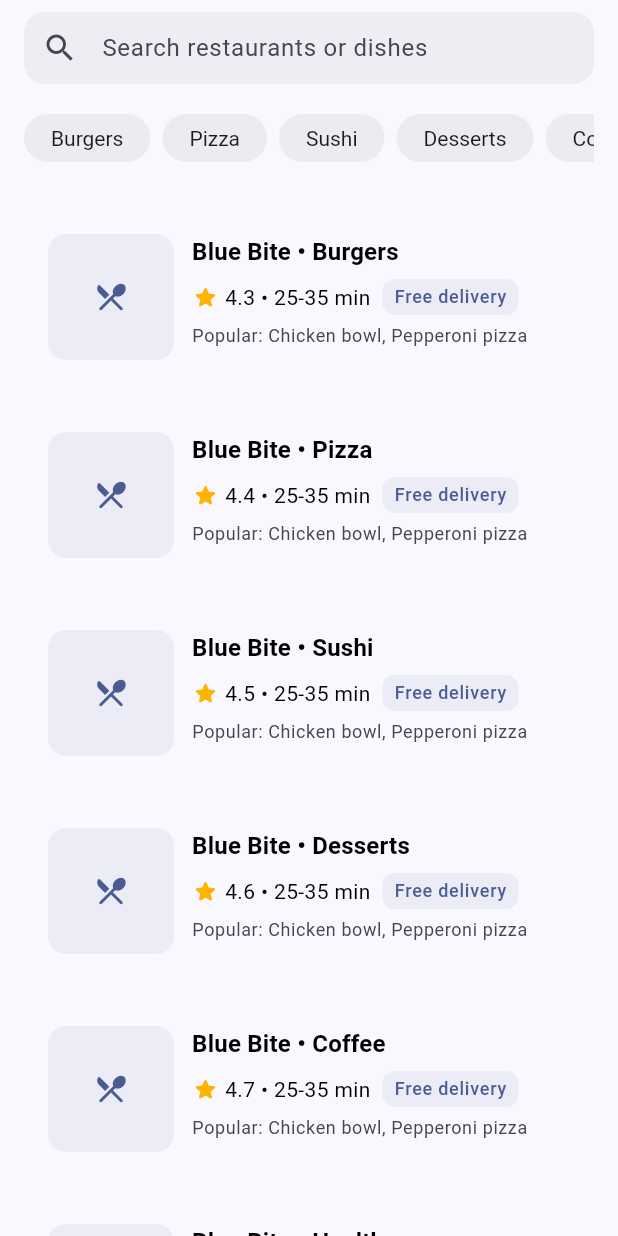
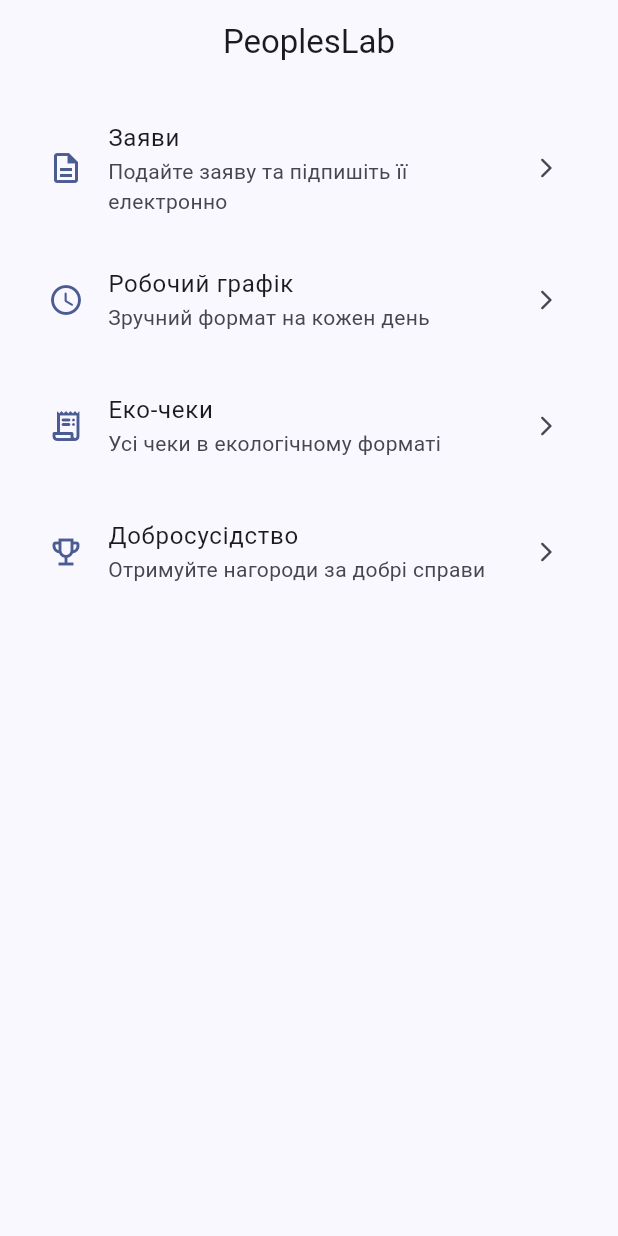
Before and after one commit to userino616/peopleslab-mobile, a Flutter app: the HomePage screen opened directly, on a phone screen of 412 x 824 dp. Run offline on Flutter 3.47's test engine with Material 3 defaults, Android fonts, the phone set to English and light mode, and no system bars; our stand-ins replace flutter_riverpod, flutter_secure_storage, go_router, google_sign_in, logger, sign_in_with_apple; missing offline and left inert: grpc, peopleslab_api; accounts and stored records are empty.

Commit message:
feat: add demo screens for applications, schedule, receipts, and gamification

```diff
--- a/lib/features/home/presentation/home_page.dart
+++ b/lib/features/home/presentation/home_page.dart
@@ -1,153 +1,90 @@
 import 'package:flutter/material.dart';
 import 'package:flutter_riverpod/flutter_riverpod.dart';
-import 'package:peopleslab/common/widgets/search_field.dart';
-import 'package:peopleslab/app/bottom_nav.dart';
+import 'package:peopleslab/features/demo/presentation/applications_page.dart';
+import 'package:peopleslab/features/demo/presentation/gamification_page.dart';
+import 'package:peopleslab/features/demo/presentation/receipts_page.dart';
+import 'package:peopleslab/features/demo/presentation/schedule_page.dart';
 
 class HomePage extends ConsumerWidget {
   const HomePage({super.key});
 
   @override
   Widget build(BuildContext context, WidgetRef ref) {
-    final theme = Theme.of(context);
-    final colorScheme = theme.colorScheme;
-    final categories = const [
-      'Burgers',
-      'Pizza',
-      'Sushi',
-      'Desserts',
-      'Coffee',
-      'Healthy',
-    ];
     return Scaffold(
-      body: SafeArea(
-        child: CustomScrollView(
-          slivers: [
-            SliverToBoxAdapter(
-              child: Padding(
-                padding: const EdgeInsets.fromLTRB(16, 8, 16, 8),
-                child: Column(
-                  crossAxisAlignment: CrossAxisAlignment.start,
+      appBar: AppBar(title: const Text('PeoplesLab')),
+      body: ListView(
+        padding: const EdgeInsets.all(16),
         children: [
-                    AppSearchField(
-                      hintText: 'Search restaurants or dishes',
-                      onChanged: (_) {},
+          _FeatureCard(
+            title: 'Заяви',
+            subtitle: 'Подайте заяву та підпишіть її електронно',
+            icon: Icons.description_outlined,
             onTap: () {
-                        // Open Search tab when tapping the search field
-                        ref.read(bottomNavIndexProvider.notifier).state = 1;
+              Navigator.of(context).push(
+                MaterialPageRoute(builder: (_) => const ApplicationsPage()),
+              );
             },
-                      readOnly: true,
           ),
-                    const SizedBox(height: 12),
-                    SingleChildScrollView(
-                      scrollDirection: Axis.horizontal,
-                      child: Row(
-                        children: [
-                          for (final c in categories)
-                            Padding(
-                              padding: const EdgeInsets.only(right: 8),
-                              child: FilterChip(
-                                label: Text(c),
-                                onSelected: (_) {},
+          _FeatureCard(
+            title: 'Робочий графік',
+            subtitle: 'Зручний формат на кожен день',
+            icon: Icons.schedule_rounded,
+            onTap: () {
+              Navigator.of(context).push(
+                MaterialPageRoute(builder: (_) => const WorkSchedulePage()),
+              );
+            },
           ),
+          _FeatureCard(
+            title: 'Еко-чеки',
+            subtitle: 'Усі чеки в екологічному форматі',
+            icon: Icons.receipt_long_rounded,
+            onTap: () {
+              Navigator.of(context).push(
+                MaterialPageRoute(builder: (_) => const ReceiptsPage()),
+              );
+            },
           ),
-                        ],
-                      ),
-                    ),
-                    const SizedBox(height: 8),
-                  ],
-                ),
-              ),
-            ),
-            SliverList.builder(
-              itemCount: 6,
-              itemBuilder: (context, index) {
-                return Padding(
-                  padding: const EdgeInsets.symmetric(
-                    horizontal: 16.0,
-                    vertical: 8,
-                  ),
-                  child: Card(
-                    child: Padding(
-                      padding: const EdgeInsets.all(12.0),
-                      child: Row(
-                        crossAxisAlignment: CrossAxisAlignment.start,
-                        children: [
-                          ClipRRect(
-                            borderRadius: BorderRadius.circular(12),
-                            child: Container(
-                              width: 84,
-                              height: 84,
-                              color: colorScheme.primary.withValues(
-                                alpha: 0.08,
-                              ),
-                              child: Icon(
-                                Icons.restaurant_menu_rounded,
-                                color: colorScheme.primary,
-                              ),
-                            ),
-                          ),
-                          const SizedBox(width: 12),
-                          Expanded(
-                            child: Column(
-                              crossAxisAlignment: CrossAxisAlignment.start,
-                              children: [
-                                Text(
-                                  'Blue Bite • ${categories[index % categories.length]}',
-                                  style: theme.textTheme.titleMedium?.copyWith(
-                                    fontWeight: FontWeight.w600,
-                                  ),
-                                ),
-                                const SizedBox(height: 6),
-                                Row(
-                                  children: [
-                                    Icon(
-                                      Icons.star_rounded,
-                                      size: 18,
-                                      color: Colors.amber[600],
-                                    ),
-                                    const SizedBox(width: 4),
-                                    Text('4.${(index + 3) % 10} • 25-35 min'),
-                                    const SizedBox(width: 8),
-                                    Container(
-                                      padding: const EdgeInsets.symmetric(
-                                        horizontal: 8,
-                                        vertical: 4,
-                                      ),
-                                      decoration: BoxDecoration(
-                                        color: colorScheme.primary.withValues(
-                                          alpha: 0.08,
-                                        ),
-                                        borderRadius: BorderRadius.circular(8),
-                                      ),
-                                      child: Text(
-                                        'Free delivery',
-                                        style: theme.textTheme.labelMedium
-                                            ?.copyWith(
-                                              color: colorScheme.primary,
-                                            ),
-                                      ),
-                                    ),
-                                  ],
-                                ),
-                                const SizedBox(height: 6),
-                                Text(
-                                  'Popular: Chicken bowl, Pepperoni pizza',
-                                  style: theme.textTheme.bodySmall?.copyWith(
-                                    color: theme.colorScheme.onSurfaceVariant,
-                                  ),
-                                ),
-                              ],
-                            ),
-                          ),
-                        ],
-                      ),
-                    ),
-                  ),
+          _FeatureCard(
+            title: 'Добросусідство',
+            subtitle: 'Отримуйте нагороди за добрі справи',
+            icon: Icons.emoji_events_outlined,
+            onTap: () {
+              Navigator.of(context).push(
+                MaterialPageRoute(builder: (_) => const GamificationPage()),
               );
             },
           ),
         ],
       ),
+    );
+  }
+}
+
+class _FeatureCard extends StatelessWidget {
+  final String title;
+  final String subtitle;
+  final IconData icon;
+  final VoidCallback onTap;
+
+  const _FeatureCard({
+    required this.title,
+    required this.subtitle,
+    required this.icon,
+    required this.onTap,
+  });
+
+  @override
+  Widget build(BuildContext context) {
+    final color = Theme.of(context).colorScheme.primary;
+    return Card(
+      margin: const EdgeInsets.only(bottom: 12),
+      child: ListTile(
+        leading: Icon(icon, color: color),
+        title: Text(title),
+        subtitle: Text(subtitle),
+        trailing: const Icon(Icons.arrow_forward_ios_rounded, size: 16),
+        onTap: onTap,
       ),
     );
   }
```
Also changed, not shown: lib/features/demo/presentation/applications_page.dart (added, +35 -0 lines), lib/features/demo/presentation/gamification_page.dart (added, +53 -0 lines), lib/features/demo/presentation/receipt_detail_page.dart (added, +44 -0 lines), lib/features/demo/presentation/receipts_page.dart (added, +56 -0 lines), lib/features/demo/presentation/schedule_page.dart (added, +55 -0 lines). Lines whose indentation alone changed are shown as unchanged.
